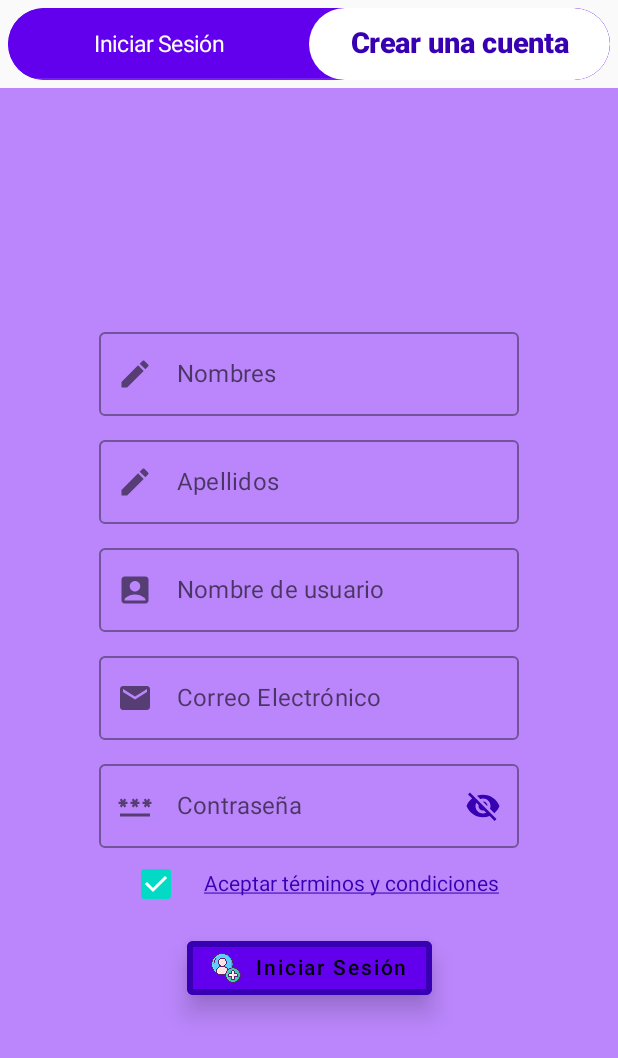
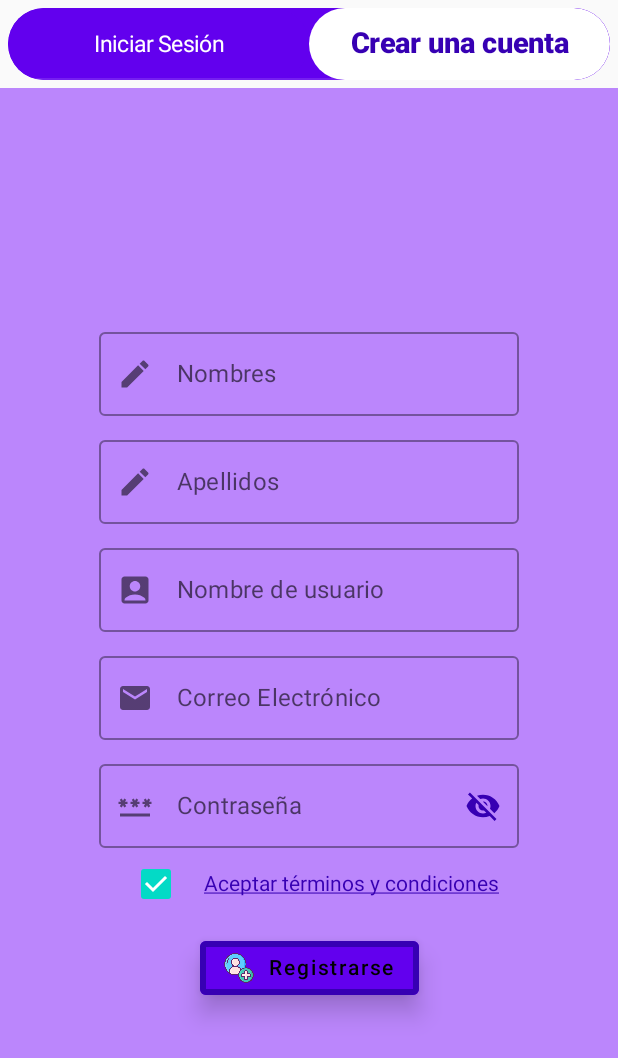
Before and after one commit to Arnold-DMA/Lecturas_Project, an Android app built with Jetpack Compose: the screen it shows after launch (MainActivity), tab 2 chosen, on a phone screen of 412 x 824 dp. Shown: the top 1058 px of the screen. Run offline under Robolectric (Android 15) with nearby library versions, the phone set to English and light mode, and no system bars; our stand-ins replace Firebase (no records; nobody signed in at launch, a user with empty details on screens opened directly), accompanist.

Commit message:
Registro y Login funcional

```diff
--- a/app/build.gradle
+++ b/app/build.gradle
@@ -1,6 +1,7 @@
 plugins {
     id 'com.android.application'
     id 'org.jetbrains.kotlin.android'
+    id 'com.google.gms.google-services'
 }
 
 android {
@@ -75,4 +76,9 @@ dependencies {
     //Pager
     implementation 'com.google.accompanist:accompanist-pager:0.24.13-rc'
     implementation 'com.google.accompanist:accompanist-pager-indicators:0.24.13-rc'
+
+    //Firebase
+    implementation platform('com.google.firebase:firebase-bom:30.2.0')
+    implementation 'com.google.firebase:firebase-analytics-ktx'
+    implementation 'com.google.firebase:firebase-auth-ktx'
 }
--- a/app/src/main/AndroidManifest.xml
+++ b/app/src/main/AndroidManifest.xml
@@ -2,6 +2,8 @@
 <manifest xmlns:android="http://schemas.android.com/apk/res/android"
     xmlns:tools="http://schemas.android.com/tools"
     package="com.danp.lecturas_project">
+
+    <uses-permission android:name="android.permission.INTERNET"/>
 
     <application
         android:allowBackup="true"
--- a/app/src/main/java/com/danp/lecturas_project/Login.kt
+++ b/app/src/main/java/com/danp/lecturas_project/Login.kt
@@ -1,6 +1,9 @@
 package com.danp.lecturas_project
 
+import android.content.Context
 import android.content.Intent
+import android.util.Log
+import android.widget.Toast
 import androidx.compose.animation.Animatable
 import androidx.compose.foundation.BorderStroke
 import androidx.compose.foundation.Image
@@ -13,8 +16,8 @@ import androidx.compose.foundation.text.KeyboardOptions
 import androidx.compose.material.*
 import androidx.compose.material.icons.Icons
 import androidx.compose.material.icons.filled.*
-import androidx.compose.material.icons.materialIcon
 import androidx.compose.runtime.*
+import androidx.compose.runtime.saveable.rememberSaveable
 import androidx.compose.ui.Alignment
 import androidx.compose.ui.Modifier
 import androidx.compose.ui.draw.clip
@@ -24,8 +27,6 @@ import androidx.compose.ui.platform.LocalContext
 import androidx.compose.ui.platform.LocalFocusManager
 import androidx.compose.ui.res.colorResource
 import androidx.compose.ui.res.painterResource
-import androidx.compose.ui.semantics.contentDescription
-import androidx.compose.ui.semantics.semantics
 import androidx.compose.ui.text.TextStyle
 import androidx.compose.ui.text.font.FontWeight
 import androidx.compose.ui.text.input.*
@@ -33,14 +34,17 @@ import androidx.compose.ui.text.style.TextDecoration
 import androidx.compose.ui.tooling.preview.Preview
 import androidx.compose.ui.unit.dp
 import androidx.compose.ui.unit.sp
-import com.danp.lecturas_project.R
 import com.danp.lecturas_project.datastore.Preferencias
 import com.danp.lecturas_project.ui.theme.*
 import com.google.accompanist.pager.ExperimentalPagerApi
 import com.google.accompanist.pager.HorizontalPager
 import com.google.accompanist.pager.rememberPagerState
 import com.google.accompanist.pager.pagerTabIndicatorOffset
+import com.google.firebase.auth.FirebaseAuth
+import com.google.firebase.auth.ktx.auth
+import com.google.firebase.ktx.Firebase
 import kotlinx.coroutines.launch
+import kotlin.coroutines.coroutineContext
 
 
 @OptIn(ExperimentalPagerApi::class)
@@ -147,92 +151,57 @@ fun LoginScreen(){
 
         }
     }
-
-
-
-
-    /*Column(
-        modifier = Modifier
-            .fillMaxSize()
-            .padding(5.dp),
-        verticalArrangement = Arrangement.SpaceAround,
-        horizontalAlignment = Alignment.CenterHorizontally
-    ) {
-        Text(
-            text = "Login",
-            style = TextStyle(
-                color = Color.Black,
-                fontSize = 10.sp,
-                fontWeight = FontWeight.Black
-            )
-        )
-        Button(
-            colors = ButtonDefaults.buttonColors(
-                backgroundColor = Purple700,
-                contentColor = Color.White),
-            onClick = {
-                scope.launch {
-                    dataStore.saveEstadoSesion(true)
-                }
-                mContext.startActivity(Intent(mContext, MainActivity::class.java))
-            },
-            modifier = Modifier
-                .width(220.dp)
-                .padding(top = 24.dp)
-        ) {
-            Text(text = "INICIAR")
-        }
-        Text(
-            text = "... o puede ingresar sin usuario.",
-            modifier = Modifier
-                .padding(vertical = 5.dp)
-                .clickable {
-                    scope.launch {
-                        dataStore.saveSkipSesion(true)
-                    }
-                    mContext.startActivity(Intent(mContext, MainActivity::class.java))
-                },
-            fontSize = 12.sp,
-            color = LB50_900,
-            textDecoration = TextDecoration.Underline
-        )
-    }*/
-
 }
 
 @Composable
 fun SignUpForm() {
+
     val checked = remember { mutableStateOf(true) }
+    var nombres by rememberSaveable{mutableStateOf<String?>(null)}
+    var apellidos by rememberSaveable{mutableStateOf<String?>(null)}
+    var email by rememberSaveable{mutableStateOf<String?>(null)}
+    var username by rememberSaveable{mutableStateOf<String?>(null)}
+    var password by rememberSaveable{mutableStateOf<String?>(null)}
+
+    val auth = Firebase.auth
+    //DataStore
+    val context = LocalContext.current
+    val scope = rememberCoroutineScope()
+    val dataStore = Preferencias(context)
 
     TextFieldWithIcons(
         name = "Nombres",
         placeholder = "Ingrese sus nombres",
         icon = Icons.Default.Create,
-        keyboardType = KeyboardType.Text
+        keyboardType = KeyboardType.Text,
+        getText = {nombres = it}
     )
     Spacer(modifier = Modifier.height(8.dp))
     TextFieldWithIcons(
         name = "Apellidos",
         placeholder = "Ingrese sus apellidos",
         icon = Icons.Default.Create,
-        keyboardType = KeyboardType.Text
+        keyboardType = KeyboardType.Text,
+        getText = {apellidos = it}
     )
     Spacer(modifier = Modifier.height(8.dp))
     TextFieldWithIcons(
         name = "Nombre de usuario",
         placeholder = "Ingrese un nombre de usuario",
         icon = Icons.Default.AccountBox,
-        keyboardType = KeyboardType.Text
+        keyboardType = KeyboardType.Text,
+        getText = {username = it}
     )
     Spacer(modifier = Modifier.height(8.dp))
     TextFieldWithIcons(
         name = "Correo Electrónico",
         placeholder = "Ingrese su Correo Electrónico",
         icon = Icons.Default.Email,
-        keyboardType = KeyboardType.Email
+        keyboardType = KeyboardType.Email,
+        getText = {email = it}
     )
     Spacer(modifier = Modifier.height(8.dp))
-    PasswordTextField()
+    PasswordTextField(getPassword = {password = it})
     LabelledCheckbox(
         checked = checked.value,
         onCheckedChange = { checked.value = it },
@@ -240,7 +209,26 @@ fun SignUpForm() {
     )
     Spacer(modifier = Modifier.height(8.dp))
     Button(onClick = {
-        //your onclick code here
+        if (nombres.isNullOrEmpty() || apellidos.isNullOrEmpty() ||
+         username.isNullOrEmpty() || email.isNullOrEmpty() ||
+         password.isNullOrEmpty() ) {
+            Log.d("Vacío", "Algún dato está  vacío.")
+        }
+        else{
+            auth.createUserWithEmailAndPassword(email?:"", password?:"")
+                .addOnCompleteListener{
+                    if (it.isSuccessful) {
+                        scope.launch {
+                            dataStore.saveEstadoSesion(true)
+                            dataStore.saveNombre(username?:"")
+                            dataStore.saveEmail(email?:"")
+                        }
+                        context.startActivity(Intent(context, MainActivity::class.java))
+                    } else {
+                        showAlert(context)
+                    }
+                }
+        }
     },
         elevation =  ButtonDefaults.elevation(
             defaultElevation = 10.dp,
@@ -252,34 +240,60 @@ fun SignUpForm() {
     ) {
         Image(
             painterResource(id = R.drawable.ic_signup),
-            contentDescription = "Inicio de sesión",
+            contentDescription = "Registrarse",
             modifier = Modifier.size(20.dp)
         )
-        Text(text = "Iniciar Sesión", Modifier.padding(start = 10.dp))
+        Text(text = "Registrarse", Modifier.padding(start = 10.dp))
     }
+}
+
+fun showAlert(context: Context) {
+
+    Toast.makeText(context, "Se ha producido un error autenticando...", Toast.LENGTH_SHORT).show()
+
 }
 
 @Composable
 fun LoginForm() {
+    //Form
+    var email by rememberSaveable{mutableStateOf<String?>(null)}
+    var password by rememberSaveable{mutableStateOf<String?>(null)}
+
+    val auth = Firebase.auth
     //DataStore
-    val mContext = LocalContext.current
+    val context = LocalContext.current
     val scope = rememberCoroutineScope()
-    val dataStore = Preferencias(mContext)
+    val dataStore = Preferencias(context)
 
     TextFieldWithIcons(
         name = "Correo Electrónico",
         placeholder = "Ingrese su Correo Electrónico",
         icon = Icons.Default.Email,
-        keyboardType = KeyboardType.Email
+        keyboardType = KeyboardType.Email,
+        getText = {email = it}
     )
     Spacer(modifier = Modifier.height(8.dp))
-    PasswordTextField()
+    PasswordTextField(getPassword = {password = it})
     Spacer(modifier = Modifier.height(8.dp))
     Button(onClick = {
-        scope.launch {
-            dataStore.saveEstadoSesion(true)
+        if (email.isNullOrEmpty() || password.isNullOrEmpty() ) {
+
         }
-        mContext.startActivity(Intent(mContext, MainActivity::class.java))
+        else {
+            auth.signInWithEmailAndPassword(email ?: "", password ?: "")
+                .addOnCompleteListener {
+                    if (it.isSuccessful) {
+                        scope.launch {
+                            dataStore.saveEstadoSesion(true)
+                            dataStore.saveNombre(email ?: "")
+                            dataStore.saveEmail(email ?: "")
+                        }
+                        context.startActivity(Intent(context, MainActivity::class.java))
+                    } else {
+                        showAlert(context)
+                    }
+                }
+        }
     },
         elevation =  ButtonDefaults.elevation(
             defaultElevation = 10.dp,
@@ -323,7 +337,7 @@ fun LoginForm() {
                 scope.launch {
                     dataStore.saveSkipSesion(true)
                 }
-                mContext.startActivity(Intent(mContext, MainActivity::class.java))
+                context.startActivity(Intent(context, MainActivity::class.java))
             },
         fontSize = 12.sp,
         color = Purple700,
@@ -336,7 +350,8 @@ fun TextFieldWithIcons(
     name: String,
     placeholder: String,
     icon: ImageVector,
-    keyboardType: KeyboardType
+    keyboardType: KeyboardType,
+    getText:(String?) -> Unit
 ) {
     var text by remember { mutableStateOf(TextFieldValue(""))}
     OutlinedTextField(
@@ -350,13 +365,15 @@ fun TextFieldWithIcons(
         label = { Text(text = name) },
         placeholder = { Text(text = placeholder) }
     )
+    getText(text.text)
 }
 
 @Composable
-fun PasswordTextField() {
+fun PasswordTextField(getPassword: (String?) -> Unit) {
     val focusManager = LocalFocusManager.current
     var text by remember { mutableStateOf(TextFieldValue("")) }
     val showPassword = remember { mutableStateOf(false) }
+    getPassword(text.text)
     OutlinedTextField(
         value = text,
         onValueChange = {
--- a/app/src/main/java/com/danp/lecturas_project/MainActivity.kt
+++ b/app/src/main/java/com/danp/lecturas_project/MainActivity.kt
@@ -19,6 +19,7 @@ import com.danp.lecturas_project.navigation.Destinations.*
 import com.danp.lecturas_project.navigation.NavigationHost
 import com.danp.lecturas_project.presentation.components.BottomNavigationBar
 import com.danp.lecturas_project.presentation.components.TopFBar
+import com.google.firebase.ktx.Firebase
 
 
 class MainActivity : ComponentActivity() {
--- a/app/src/main/java/com/danp/lecturas_project/datastore/Preferencias.kt
+++ b/app/src/main/java/com/danp/lecturas_project/datastore/Preferencias.kt
@@ -24,6 +24,11 @@ class Preferencias(
             preferences[NOMBRE] = noteNombre
         }
     }
+    suspend fun saveEmail(noteEmail: String){
+        context.dataStore.edit { preferences ->
+            preferences[EMAIL] = noteEmail
+        }
+    }
 
     suspend fun saveSkipSesion(noteSkip: Boolean){
         context.dataStore.edit { preferences ->
@@ -45,11 +50,16 @@ class Preferencias(
         .map { preferences ->
             preferences[NOMBRE] ?: ""
         }
+    val getEmail: Flow<String> = context.dataStore.data
+        .map { preferences ->
+            preferences[EMAIL] ?: ""
+        }
 
     companion object {
         private val Context.dataStore: DataStore<Preferences> by preferencesDataStore("userPreferences")
         private val ESTADO_SESION = booleanPreferencesKey("key_app_estado_sesion")
         private val SKIP_SESION = booleanPreferencesKey("key_app_skip_sesion")
         private val NOMBRE = stringPreferencesKey("key_app_nombre")
+        private val EMAIL = stringPreferencesKey("key_app_email")
     }
 }
```
Also changed, not shown: app/src/main/java/com/danp/lecturas_project/presentation/components/TopFBar.kt (+10 -8 lines), app/src/main/java/com/danp/lecturas_project/presentation/screens/Lecturas.kt (+48 -9 lines), 1 other file.
